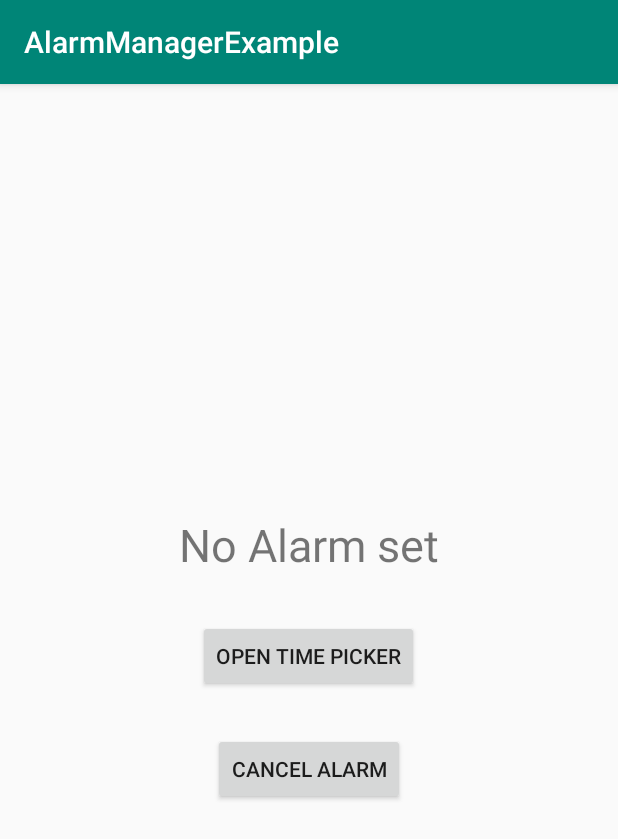
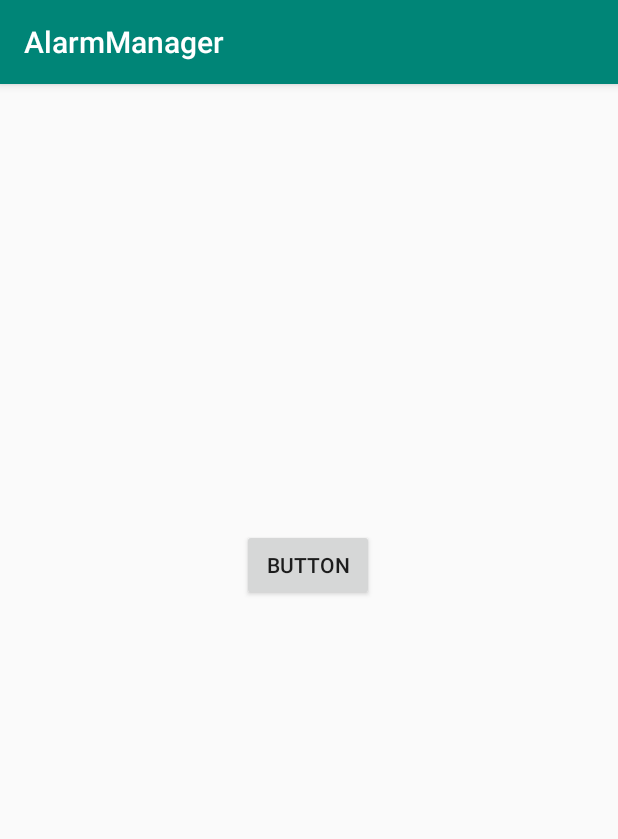
Before and after one commit to kfcCoder/Test, an Android app: the screen it shows after launch (MainActivity), on a phone screen of 412 x 824 dp. Shown: the top 839 px of the screen. Run offline under Robolectric (Android 15) with nearby library versions, the phone set to English and light mode, and no system bars; our stand-ins replace data binding; 1 statement that could not run was skipped.

Commit message:
new branch

```diff
--- /dev/null
+++ b/app/src/main/java/com/example/alarmmanager/MainActivity.java
@@ -0,0 +1,64 @@
+package com.example.alarmmanager;
+
+import androidx.appcompat.app.AppCompatActivity;
+import androidx.databinding.DataBindingUtil;
+import androidx.lifecycle.ViewModelProviders;
+
+import android.os.Bundle;
+import android.view.View;
+import android.widget.Button;
+import android.widget.TextView;
+
+import com.example.alarmmanager.databinding.ActivityMainBinding;
+
+public class MainActivity extends AppCompatActivity {
+    private TextView mTextView;
+    private Button mButton;
+
+    private int mCount;
+
+    public static final String TAG = "main1";
+    public static final String KEY = "key";
+
+    ActivityMainBinding mBinding;
+    MyViewModel mViewModel;
+
+    @Override
+    protected void onCreate(Bundle savedInstanceState) {
+        super.onCreate(savedInstanceState);
+
+        // ViewModel 與 onSaveInstanceState()效果相同, 但程序被系統終止後之數據仍丟失(需要持久化技術)
+        // 程序進入後台被系統殺死(因為內存緊張) != 程序終止
+
+        mBinding = DataBindingUtil.setContentView(this, R.layout.activity_main);
+
+        mViewModel = ViewModelProviders.of(this).get(MyViewModel.class);
+
+//        mBinding.setViewModel(mViewModel);
+//        mBinding.setLifecycleOwner(this);
+
+        if(savedInstanceState != null) {
+            mCount = savedInstanceState.getInt(KEY);
+            mBinding.textView.setText(String.valueOf(mCount));
+        }
+
+        mBinding.button.setOnClickListener(new View.OnClickListener() {
+            @Override
+            public void onClick(View v) {
+                increment();
+            }
+        });
+
+    }
+
+    private void increment() {
+        mCount++;
+        mBinding.textView.setText(String.valueOf(mCount));
+    }
+
+    @Override
+    protected void onSaveInstanceState(Bundle outState) {
+        super.onSaveInstanceState(outState);
+        outState.putInt(KEY, mCount);
+    }
+}
--- a/app/src/main/java/com/example/alarmmanagerexample/App.java
+++ b/app/src/main/java/com/example/alarmmanager/timePicker/App.java
@@ -1,4 +1,4 @@
-package com.example.alarmmanagerexample;
+package com.example.alarmmanager.timePicker;
 
 import android.annotation.TargetApi;
 import android.app.Application;
--- a/app/src/main/java/com/example/alarmmanagerexample/TimePickerFragment.java
+++ b/app/src/main/java/com/example/alarmmanager/timePicker/TimePickerFragment.java
@@ -1,4 +1,4 @@
-package com.example.alarmmanagerexample;
+package com.example.alarmmanager.timePicker;
 
 import android.app.Dialog;
 import android.app.TimePickerDialog;
--- a/app/src/main/java/com/example/alarmmanagerexample/MainActivity.java
+++ /dev/null
@@ -1,100 +0,0 @@
-package com.example.alarmmanagerexample;
-
-import androidx.appcompat.app.AppCompatActivity;
-import androidx.core.app.NotificationCompat;
-import androidx.core.app.NotificationManagerCompat;
-import androidx.fragment.app.DialogFragment;
-
-import android.app.AlarmManager;
-import android.app.Notification;
-import android.app.NotificationManager;
-import android.app.PendingIntent;
-import android.app.TimePickerDialog;
-import android.content.Intent;
-import android.os.Bundle;
-import android.util.Log;
-import android.view.View;
-import android.widget.Button;
-import android.widget.TextView;
-import android.widget.TimePicker;
-
-import java.text.DateFormat;
-import java.util.Calendar;
-
-import static com.example.alarmmanagerexample.App.CHANNEL_ID;
-
-public class MainActivity extends AppCompatActivity implements TimePickerDialog.OnTimeSetListener {
-    private TextView mTextView;
-    private AlarmManager mAlarmManager;
-
-    @Override
-    protected void onCreate(Bundle savedInstanceState) {
-        super.onCreate(savedInstanceState);
-        setContentView(R.layout.activity_main);
-
-        mTextView = findViewById(R.id.textview);
-        Button bt_TimePicker = findViewById(R.id.button_timepicker);
-        Button bt_Cancel = findViewById(R.id.button_cancel);
-        mAlarmManager = getSystemService(AlarmManager.class);
-
-        bt_TimePicker.setOnClickListener(new View.OnClickListener() {
-            @Override
-            public void onClick(View v) {
-                // open TimePickerFragment
-                DialogFragment timePicker = new TimePickerFragment();
-                timePicker.show(getSupportFragmentManager(), "time picker");
-            }
-        });
-
-        bt_Cancel.setOnClickListener(new View.OnClickListener() {
-            @Override
-            public void onClick(View v) {
-                cancelAlarm();
-            }
-        });
-
-    }
-
-    @Override
-    public void onTimeSet(TimePicker view, int hourOfDay, int minute) {
-        Calendar calendar = Calendar.getInstance();
-        calendar.set(Calendar.HOUR_OF_DAY, hourOfDay);
-        calendar.set(Calendar.MINUTE, minute);
-        calendar.set(Calendar.SECOND, 0);
-
-        updateTimeText(calendar);
-        startAlarm(calendar);
-    }
-
-    private void updateTimeText(Calendar calendar) {
-        String timeText = "Alarm set for: ";
-
-        // getTimeInstance(int style), 只顯示時間(按照指定的格式)
-        // DateFormat.SHORT, 完全为数字，如 12.13.52 或 3:30pm
-        // format(Date date), Formats a Date into a date/time string.
-        timeText += DateFormat.getTimeInstance(DateFormat.SHORT).format(calendar.getTime());
-
-        mTextView.setText(timeText);
-    }
-
-    private void startAlarm(Calendar calendar) {
-        Intent intent = new Intent(this, AlertReceiver.class);
-        PendingIntent pendingIntent = PendingIntent.getBroadcast(this, 1, intent, 0);
-
-        if (calendar.before(Calendar.getInstance())) {
-            calendar.add(Calendar.DATE, 1);
-        }
-
-        // 時間到就會發起PendingIntent(發廣播到Receiver)
-        // setExact(int type, long triggerAtMillis, PendingIntent operation), Schedule an alarm to be delivered precisely at the stated time.
-        mAlarmManager.setExact(AlarmManager.RTC_WAKEUP, calendar.getTimeInMillis(), pendingIntent);
-    }
-
-    private void cancelAlarm() {
-        Intent intent = new Intent(this, AlertReceiver.class);
-        PendingIntent pendingIntent = PendingIntent.getBroadcast(this, 1, intent, 0);
-
-        mAlarmManager.cancel(pendingIntent);
-        mTextView.setText("Alarm canceled");
-    }
-}
--- a/app/src/main/res/layout/activity_main.xml
+++ b/app/src/main/res/layout/activity_main.xml
@@ -1,37 +1,45 @@
 <?xml version="1.0" encoding="utf-8"?>
-<RelativeLayout xmlns:android="http://schemas.android.com/apk/res/android"
+<layout xmlns:android="http://schemas.android.com/apk/res/android"
     xmlns:app="http://schemas.android.com/apk/res-auto"
-    xmlns:tools="http://schemas.android.com/tools"
+    xmlns:tools="http://schemas.android.com/tools">
+
+    <data>
+        <variable
+            name="viewModel"
+            type="com.example.alarmmanager.MyViewModel" />
+
+    </data>
+
+    <androidx.constraintlayout.widget.ConstraintLayout
         android:layout_width="match_parent"
         android:layout_height="match_parent"
         android:gravity="center"
         tools:context=".MainActivity">
 
         <TextView
-        android:id="@+id/textview"
+            android:id="@+id/textView"
             android:layout_width="wrap_content"
             android:layout_height="wrap_content"
-        android:layout_above="@id/button_timepicker"
-        android:layout_centerHorizontal="true"
-        android:layout_marginBottom="30dp"
-        android:text="No Alarm set"
-        android:textSize="30sp" />
+            android:layout_marginTop="216dp"
+
+            android:textSize="30sp"
+            app:layout_constraintEnd_toEndOf="parent"
+            app:layout_constraintHorizontal_bias="0.498"
+            app:layout_constraintStart_toStartOf="parent"
+            app:layout_constraintTop_toTopOf="parent" />
+<!--        android:text="@{String.valueOf(viewModel.getNumber())}"-->
 
         <Button
-        android:id="@+id/button_timepicker"
+            android:id="@+id/button"
             android:layout_width="wrap_content"
             android:layout_height="wrap_content"
-        android:layout_centerHorizontal="true"
-        android:text="open time picker" />
+            android:layout_marginTop="40dp"
+            android:text="Button"
 
-    <Button
-        android:id="@+id/button_cancel"
-        android:layout_width="wrap_content"
-        android:layout_height="wrap_content"
-        android:layout_below="@id/button_timepicker"
-        android:layout_centerHorizontal="true"
-        android:layout_marginTop="27dp"
-        android:text="cancel alarm" />
-
-
-</RelativeLayout>
+            app:layout_constraintEnd_toEndOf="parent"
+            app:layout_constraintHorizontal_bias="0.498"
+            app:layout_constraintStart_toStartOf="parent"
+            app:layout_constraintTop_toBottomOf="@+id/textView" />
+<!--            android:onClick="@{()->viewModel.add()}"-->
+    </androidx.constraintlayout.widget.ConstraintLayout>
+</layout>
--- a/app/src/main/res/values/strings.xml
+++ b/app/src/main/res/values/strings.xml
@@ -1,3 +1,3 @@
 <resources>
-    <string name="app_name">AlarmManagerExample</string>
+    <string name="app_name">AlarmManager</string>
 </resources>
```
Also changed, not shown: app/build.gradle (+6 -1 lines), app/src/main/AndroidManifest.xml (+4 -4 lines), app/src/main/java/com/example/alarmmanager/timePicker/AlertReceiver.java (renamed from app/src/main/java/com/example/alarmmanagerexample/AlertReceiver.java, +4 -3 lines), 4 other files. Lines whose indentation alone changed are shown as unchanged.
